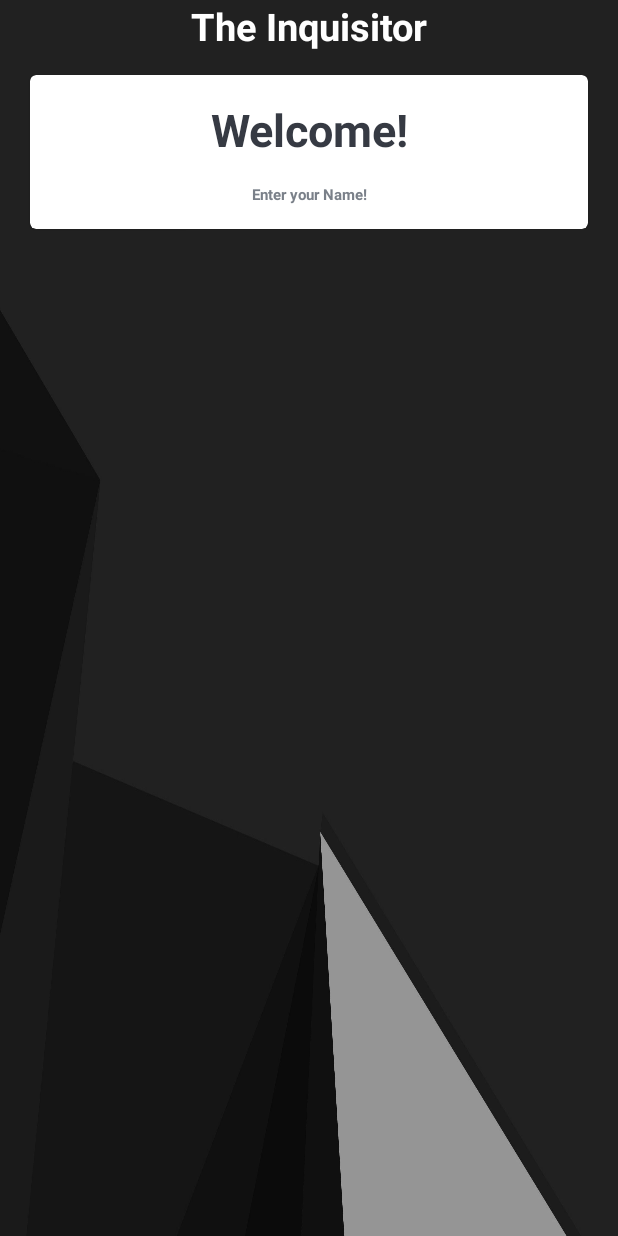
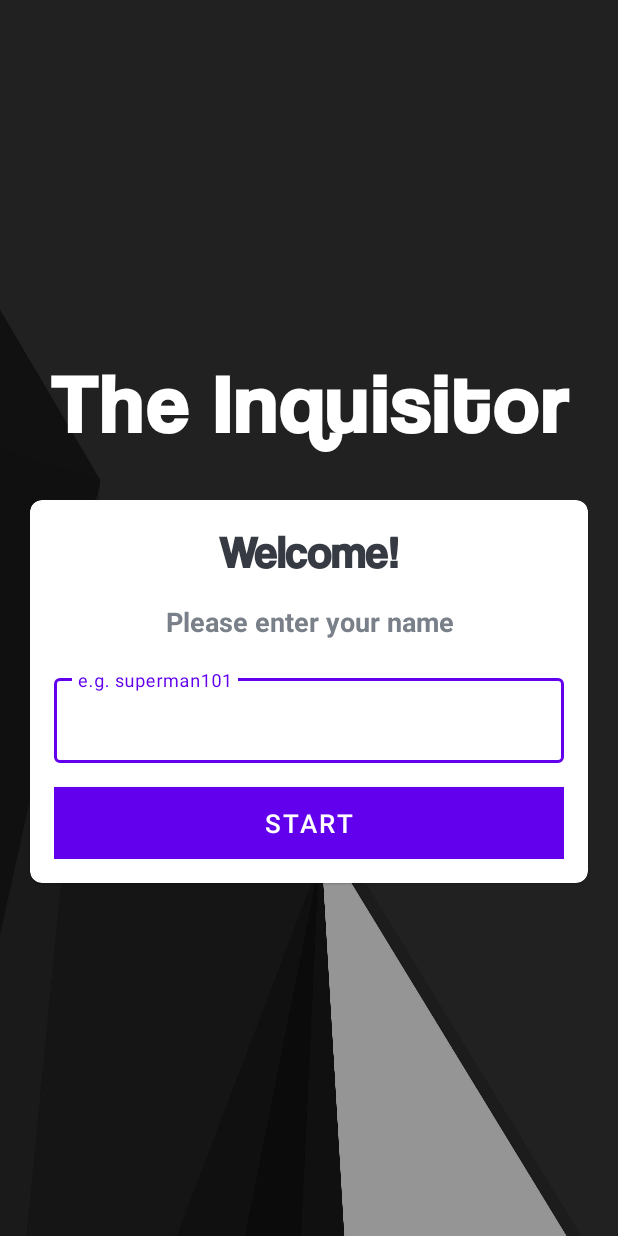
Before and after one commit to darthchild/The-Inquisitor, an Android app: the screen it shows after launch (MainActivity), on a phone screen of 412 x 824 dp. Run offline under Robolectric (Android 15) with nearby library versions, the phone set to English and light mode, and no system bars.

Commit message:
title screen

```diff
--- a/app/build.gradle
+++ b/app/build.gradle
@@ -4,7 +4,7 @@ plugins {
 }
 
 android {
-    compileSdk 32
+    compileSdk 33
 
     defaultConfig {
         applicationId "com.example.theinquisitor"
@@ -29,6 +29,7 @@ android {
     kotlinOptions {
         jvmTarget = '1.8'
     }
+    namespace 'com.example.theinquisitor'
 }
 
 dependencies {
--- a/app/src/main/AndroidManifest.xml
+++ b/app/src/main/AndroidManifest.xml
@@ -1,7 +1,6 @@
 <?xml version="1.0" encoding="utf-8"?>
 <manifest xmlns:android="http://schemas.android.com/apk/res/android"
-    xmlns:tools="http://schemas.android.com/tools"
-    package="com.example.theinquisitor">
+    xmlns:tools="http://schemas.android.com/tools">
 
     <application
         android:allowBackup="true"
--- a/app/src/main/res/layout/activity_main.xml
+++ b/app/src/main/res/layout/activity_main.xml
@@ -6,26 +6,29 @@
     android:layout_height="match_parent"
     android:background="@drawable/bg"
     android:orientation="vertical"
+    android:gravity="center"
     tools:context=".MainActivity">
-
-    <!-- test -->
 
     <TextView
         android:layout_width="match_parent"
         android:layout_height="wrap_content"
+        android:gravity="center"
         android:text="The Inquisitor"
-        android:textSize="25sp"
+        android:letterSpacing="0.04"
+        android:fontFamily="@font/coolvetica_rg"
         android:textColor="@color/white"
+        android:textSize="55sp"
         android:textStyle="bold"
-        android:gravity="center"
+        android:layout_marginBottom="30dp"
         />
 
     <com.google.android.material.card.MaterialCardView
         android:layout_height="wrap_content"
         android:layout_width="match_parent"
+        app:cardCornerRadius="8dp"
         android:layout_marginStart="20dp"
         android:layout_marginEnd="20dp"
-        android:layout_marginTop="15dp"
+        android:layout_marginTop="1dp"
         android:background="@color/white"
         >
         <LinearLayout
@@ -37,6 +40,7 @@
                 android:layout_width="match_parent"
                 android:layout_height="wrap_content"
                 android:text="Welcome!"
+                android:fontFamily="@font/coolvetica_rg"
                 android:textSize="30sp"
                 android:textColor="#363A43"
                 android:textStyle="bold"
@@ -45,12 +49,42 @@
             <TextView
                 android:layout_width="match_parent"
                 android:layout_height="wrap_content"
-                android:text="Enter your Name!"
-                android:textSize="10sp"
+                android:text="Please enter your name"
+                android:textSize="18sp"
                 android:textColor="#7A8089"
                 android:textStyle="bold"
                 android:gravity="center"
                 android:layout_marginTop="16dp"
+                />
+
+            <com.google.android.material.textfield.TextInputLayout
+                android:layout_width="match_parent"
+                android:layout_height="wrap_content"
+                style="@style/Widget.MaterialComponents.TextInputLayout.OutlinedBox"
+                android:layout_marginTop="20dp"
+                >
+
+                <androidx.appcompat.widget.AppCompatEditText
+                    android:layout_width="match_parent"
+                    android:layout_height="wrap_content"
+                    android:hint="e.g. superman101"
+                    android:inputType="textCapWords"
+                    android:textColor="#36AA43"
+                    android:textColorHint="#7A8089"
+                    />
+
+            </com.google.android.material.textfield.TextInputLayout>
+
+            <Button
+                android:layout_width="match_parent"
+                android:layout_height="wrap_content"
+                android:layout_marginTop="16dp"
+                android:background="@color/design_default_color_primary"
+                android:text="START"
+                android:textColor="@color/white"
+                android:textSize="17sp"
+
+
                 />
 
         </LinearLayout>
--- a/app/src/main/res/values/themes.xml
+++ b/app/src/main/res/values/themes.xml
@@ -10,7 +10,8 @@
         <item name="colorSecondaryVariant">@color/teal_700</item>
         <item name="colorOnSecondary">@color/black</item>
         <!-- Status bar color. -->
-        <item name="android:statusBarColor" tools:targetApi="l">?attr/colorPrimaryVariant</item>
+        <item name="android:statusBarColor" tools:targetApi="33">?attr/colorPrimaryVariant</item>
         <!-- Customize your theme here. -->
+
     </style>
 </resources>
--- a/build.gradle
+++ b/build.gradle
@@ -1,7 +1,7 @@
 // Top-level build file where you can add configuration options common to all sub-projects/modules.
 plugins {
-    id 'com.android.application' version '7.2.2' apply false
-    id 'com.android.library' version '7.2.2' apply false
+    id 'com.android.application' version '7.4.2' apply false
+    id 'com.android.library' version '7.4.2' apply false
     id 'org.jetbrains.kotlin.android' version '1.7.10' apply false
 }
 
```
Also changed, not shown: app/src/main/res/font/custom_font.xml (added, +13 -0 lines), app/src/main/res/font/bebasneue.ttf (added), app/src/main/res/font/coolvetica_rg.otf (added), gradle/wrapper/gradle-wrapper.properties.
